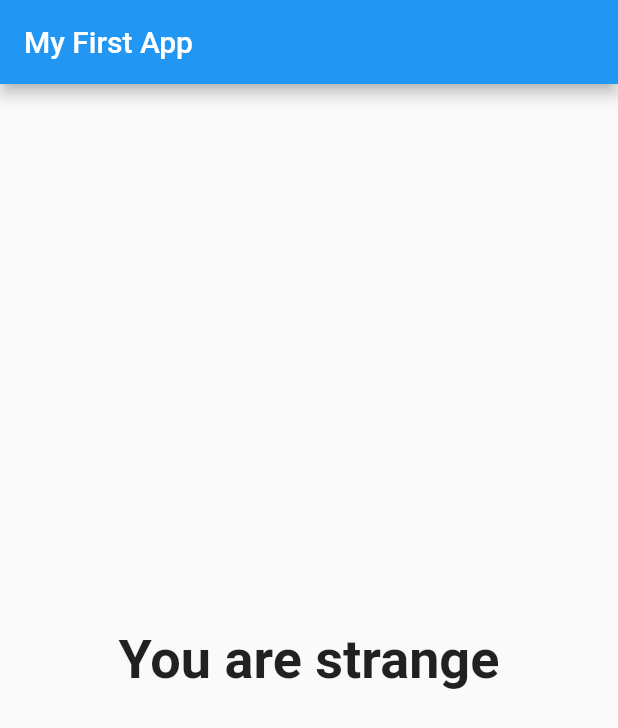
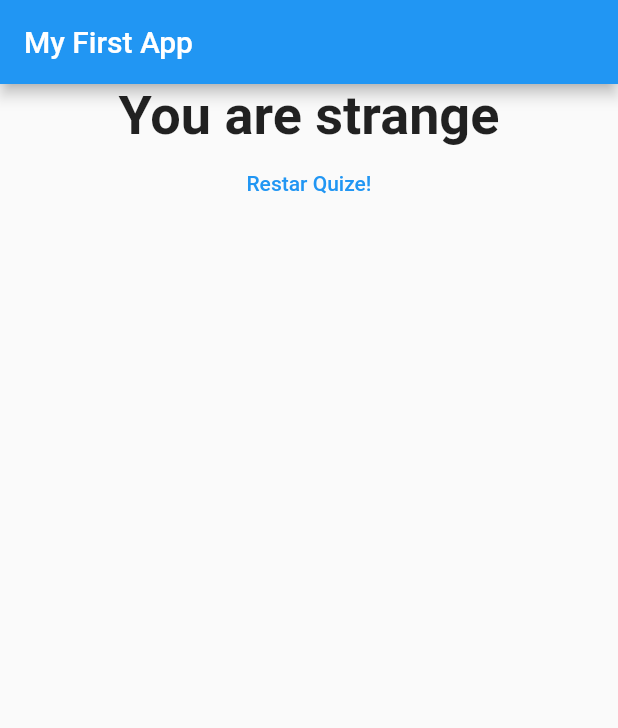
Before and after one commit to nord2sudjp/flutter_guide, a Flutter app: the screen it shows after launch, after a tap on "Black", after a tap on "Snake", after a tap on "Russia", on a phone screen of 412 x 824 dp. Shown: the top 728 px of the screen. Run offline on Flutter 3.47's test engine with Material 2 defaults, Android fonts, the phone set to English and light mode, and no system bars.

Commit message:
completed first version

```diff
--- a/lib/main.dart
+++ b/lib/main.dart
@@ -46,6 +46,14 @@ class _MyAppState extends State<MyApp> {
 
   var _questionIndex = 0;
   var _totalScore = 0;
+
+  void _resetQuiz() {
+    setState(() {
+      _questionIndex = 0;
+      _totalScore = 0;
+    });
+  }
+
   void _answerQuestion(int score) {
     if (_questionIndex < _questions.length) {
       print('We have more questions');
@@ -73,7 +81,7 @@ class _MyAppState extends State<MyApp> {
                 answerQuestion: _answerQuestion,
                 questionIndex: _questionIndex,
                 questions: _questions)
-            : Result(_totalScore),
+            : Result(_totalScore, _resetQuiz),
       ),
     );
   }
--- a/lib/result.dart
+++ b/lib/result.dart
@@ -2,7 +2,8 @@ import 'package:flutter/material.dart';
 
 class Result extends StatelessWidget {
   final int resultScore;
-  Result(this.resultScore);
+  final Function resetHandler;
+  Result(this.resultScore, this.resetHandler);
 
   String get resultPhrase {
     var resultText = "You did it";
@@ -19,10 +20,18 @@ class Result extends StatelessWidget {
   @override
   Widget build(BuildContext context) {
     return Center(
-      child: Text(
-        resultPhrase,
-        style: TextStyle(fontSize: 36, fontWeight: FontWeight.bold),
-        textAlign: TextAlign.center,
+      child: Column(
+        children: <Widget>[
+          Text(
+            resultPhrase,
+            style: TextStyle(fontSize: 36, fontWeight: FontWeight.bold),
+            textAlign: TextAlign.center,
+          ),
+          FlatButton(
+              onPressed: resetHandler,
+              child: Text("Restar Quize!"),
+              textColor: Colors.blue)
+        ],
       ),
     );
   }
```
Also changed, not shown: 1 other file.
